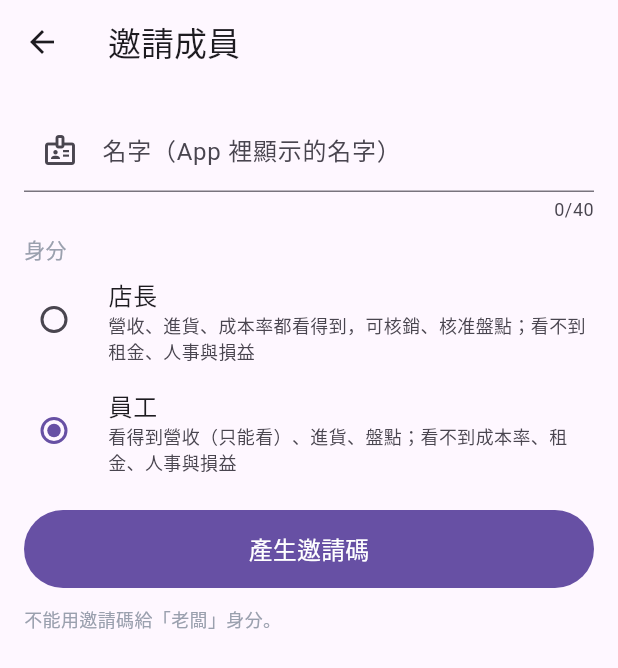
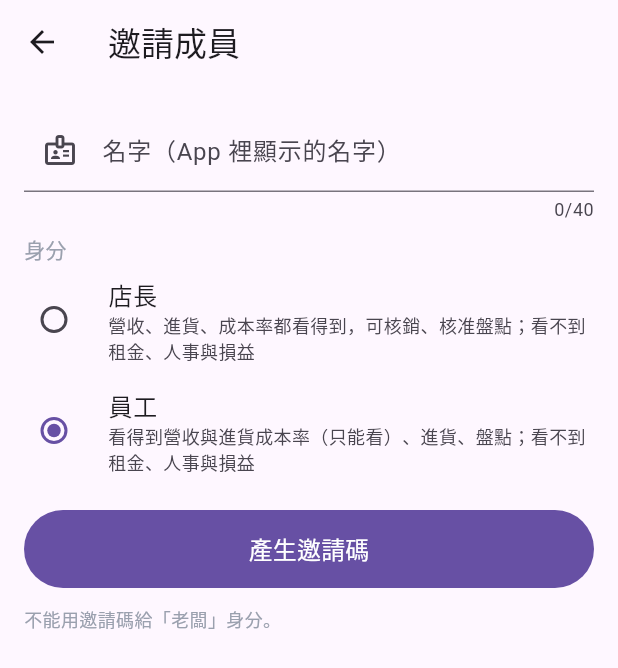
Before and after one commit to dwr6k2wbzw-dot/yincheng-app, a Flutter app: the _InviteScreen screen opened directly with empty values, on a phone screen of 412 x 824 dp. Shown: the top 668 px of the screen. Run offline on Flutter 3.47's test engine with Material 3 defaults, Android fonts, the phone set to English and light mode, and no system bars; our stand-ins replace shared_preferences, supabase_flutter; missing offline and left inert: dart:js_interop; accounts and stored records are empty; statements that could not run were skipped.

Commit message:
員工可看進貨成本率
Co-Authored-By: Claude Opus 5.5 <noreply@anthropic.com>
Claude-Session: https://claude.ai/code/session_011qidEFXzbKtVCokLQa2rWQ

```diff
--- a/lib/screens/dashboard_screen.dart
+++ b/lib/screens/dashboard_screen.dart
@@ -189,7 +189,7 @@ class _DashboardScreenState extends State<DashboardScreen> {
           ),
         ),
       ]),
-      if (widget.membership.isManager) ...[
+      if (widget.membership.canSeeRevenue) ...[
       const SizedBox(height: 12),
       SectionCard(
         child: Column(crossAxisAlignment: CrossAxisAlignment.start, children: [
--- a/lib/screens/members_screen.dart
+++ b/lib/screens/members_screen.dart
@@ -12,7 +12,7 @@ import '../widgets/common.dart';
 const _roleHints = {
   Role.manager: '營收、進貨、成本率都看得到，可核銷、核准盤點；看不到租金、人事與損益',
   Role.bartender: '進貨、盤點；看不到營收與成本',
-  Role.staff: '看得到營收（只能看）、進貨、盤點；看不到成本率、租金、人事與損益',
+  Role.staff: '看得到營收與進貨成本率（只能看）、進貨、盤點；看不到租金、人事與損益',
 };
 const _invitableRoles = [Role.manager, Role.staff];
 
```
